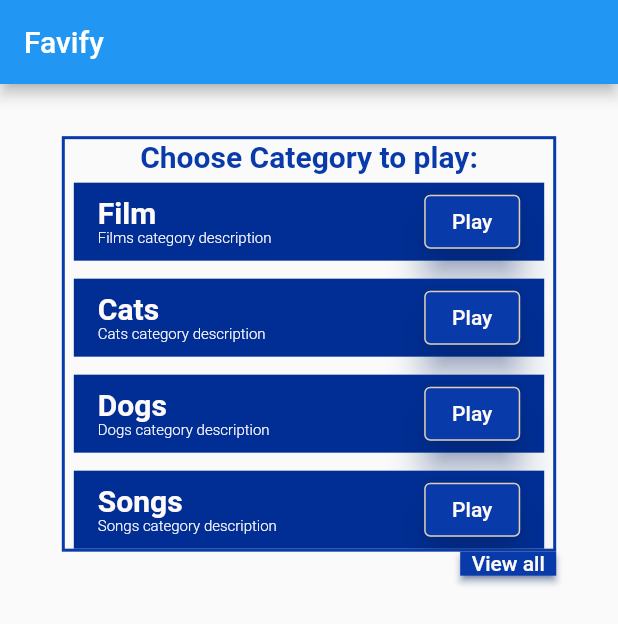
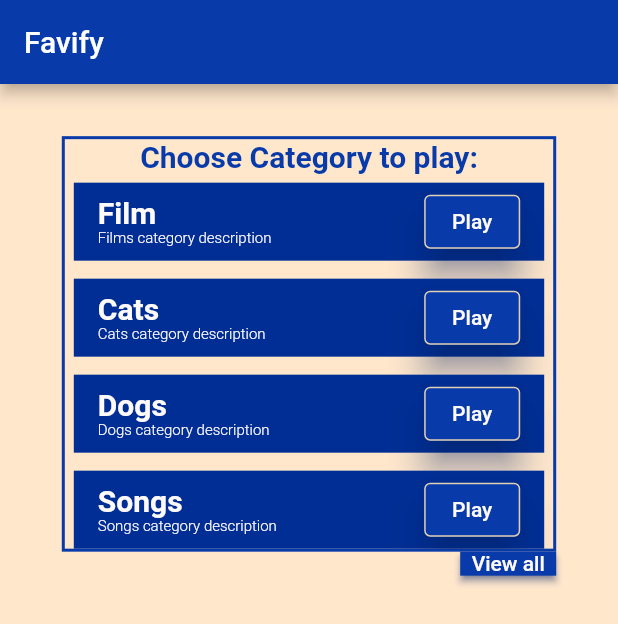
Before and after one commit to justcier/favify, a Flutter app: the screen it shows after launch, on a phone screen of 412 x 824 dp. Shown: the top 624 px of the screen. Run offline on Flutter 3.47's test engine with Material 2 defaults, Android fonts, the phone set to English and light mode, and no system bars; our stand-ins replace auto_route, bloc, flutter_bloc, freezed_annotation, get_it, injectable.

Commit message:
Added common scaffold and navigation to all categories page

```diff
--- a/lib/common/widgets/category_list_content.dart
+++ b/lib/common/widgets/category_list_content.dart
@@ -1,8 +1,10 @@
+import 'package:auto_route/auto_route.dart';
 import 'package:favify/common/widgets/text_button_widget.dart';
 import 'package:favify/core/extensions/build_context_extensions.dart';
 import 'package:favify/core/strings.dart';
 import 'package:favify/features/categories/domain/models/category/category.dart';
 import 'package:favify/features/home/presentation/widgets/category_item.dart';
+import 'package:favify/services/navigation_service.dart';
 import 'package:favify/style/color_tokens.dart';
 import 'package:favify/style/dimensions.dart';
 import 'package:favify/style/text_style_tokens.dart';
@@ -56,7 +58,9 @@ class CategoryListContent extends StatelessWidget {
               height: Dimensions.sizeXL,
               child: TextButtonWidget.secondary(
                 text: Strings.secondaryButtonText,
-                onPressed: () {},
+                onPressed: () => context.router.push(
+                  const AllCategoriesRoute(),
+                ),
               ),
             ),
           ],
--- /dev/null
+++ b/lib/common/widgets/common_scaffold.dart
@@ -0,0 +1,21 @@
+import 'package:favify/style/color_tokens.dart';
+import 'package:flutter/material.dart';
+
+class CommonScaffold extends StatelessWidget {
+  final Widget body;
+  final String title;
+  const CommonScaffold({required this.body, required this.title, Key? key})
+      : super(key: key);
+
+  @override
+  Widget build(BuildContext context) {
+    return Scaffold(
+      appBar: AppBar(
+        title: Text(title),
+        backgroundColor: ColorTokens.secondaryColor,
+      ),
+      body: body,
+      backgroundColor: ColorTokens.backgroundColor,
+    );
+  }
+}
--- a/lib/features/home/presentation/pages/home_page.dart
+++ b/lib/features/home/presentation/pages/home_page.dart
@@ -1,4 +1,5 @@
 import 'package:favify/common/widgets/category_list_content.dart';
+import 'package:favify/common/widgets/common_scaffold.dart';
 import 'package:favify/core/strings.dart';
 import 'package:favify/features/categories/presentation/cubits/categories_cubit.dart';
 import 'package:favify/features/categories/presentation/cubits/categories_state.dart';
@@ -35,8 +36,8 @@ class _HomePageState extends State<HomePage> {
 
   @override
   Widget build(BuildContext context) {
-    return Scaffold(
-      appBar: AppBar(title: const Text(Strings.appBarTitle)),
+    return CommonScaffold(
+      title: Strings.appBarTitle,
       body: BlocBuilder<CategoriesCubit, CategoriesState>(
         bloc: categoriesCubit,
         builder: (_, CategoriesState state) {
--- a/lib/services/navigation_service.dart
+++ b/lib/services/navigation_service.dart
@@ -1,4 +1,5 @@
 import 'package:auto_route/auto_route.dart';
+import 'package:favify/features/all_categories/presentation/pages/all_categories_page.dart';
 import 'package:favify/features/categories/domain/models/category/category.dart';
 import 'package:favify/features/categories/domain/models/item/item.dart';
 import 'package:favify/features/home/presentation/pages/home_page.dart';
@@ -13,7 +14,8 @@ part 'navigation_service.gr.dart';
   routes: <AutoRoute>[
     AutoRoute(page: HomePage, initial: true),
     AutoRoute(page: PlayPage),
-    AutoRoute(page: WinnerPage)
+    AutoRoute(page: WinnerPage),
+    AutoRoute(page: AllCategoriesPage),
   ],
 )
 class AppRouter extends _$AppRouter {}
```
Also changed, not shown: lib/features/all_categories/presentation/pages/all_categories_page.dart (added, +14 -0 lines), lib/features/play/presentation/pages/play_page.dart (+3 -4 lines), lib/features/play/presentation/pages/winner_page.dart (+6 -6 lines), lib/services/navigation_service.gr.dart.
